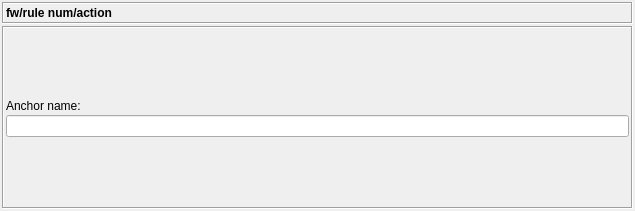
The window that src/gui/actionsdialog_q.ui (fwbuilder/fwbuilder) describes before a commit, drawn with Qt 5.
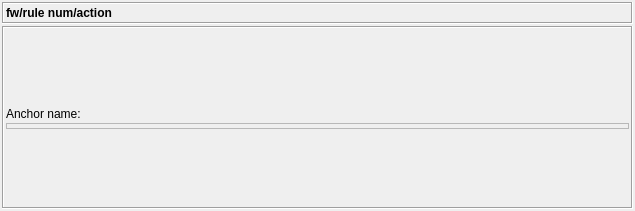
The same window after the commit. The open tabs and pages were chosen to show the change.

Diff of the .ui file:
```diff
--- a/src/gui/actionsdialog_q.ui
+++ b/src/gui/actionsdialog_q.ui
@@ -990,10 +990,7 @@
               </property>
              </widget>
             </item>
-            <item row="2" column="0" >
-             <widget class="QLineEdit" name="branchAnchorName" />
-            </item>
-            <item row="3" column="0" >
+            <item row="4" column="0" >
              <spacer>
               <property name="orientation" >
                <enum>Qt::Vertical</enum>
@@ -1025,6 +1022,39 @@
               </property>
              </spacer>
             </item>
+            <item row="2" column="0" >
+             <widget class="QFrame" name="BranchAnchorPageFrame" >
+              <property name="frameShape" >
+               <enum>QFrame::StyledPanel</enum>
+              </property>
+              <property name="frameShadow" >
+               <enum>QFrame::Raised</enum>
+              </property>
+              <layout class="QGridLayout" >
+               <property name="leftMargin" >
+                <number>2</number>
+               </property>
+               <property name="topMargin" >
+                <number>2</number>
+               </property>
+               <property name="rightMargin" >
+                <number>2</number>
+               </property>
+               <property name="bottomMargin" >
+                <number>2</number>
+               </property>
+               <property name="horizontalSpacing" >
+                <number>2</number>
+               </property>
+               <property name="verticalSpacing" >
+                <number>2</number>
+               </property>
+               <item row="0" column="0" >
+                <layout class="QGridLayout" />
+               </item>
+              </layout>
+             </widget>
+            </item>
            </layout>
           </widget>
           <widget class="QWidget" name="RouteIPFPage" >
```
Left out of the diff: 214 changed lines with no effect on the pictures.
